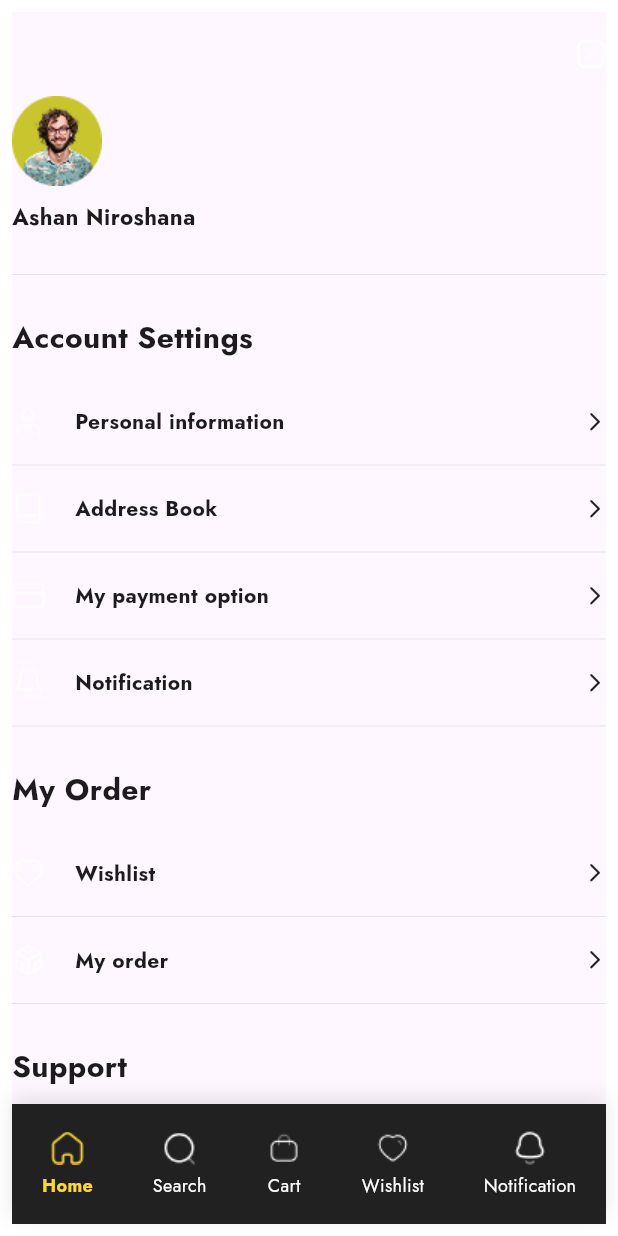
After one commit to Mostafaghozy/fashion_App, a Flutter app: the ProfileScreen screen opened directly, on a phone screen of 412 x 824 dp. The commit adds this screen. Run offline on Flutter 3.47's test engine with Material 3 defaults, Android fonts, the phone set to English and light mode, and no system bars; our stand-ins replace device_preview, flutter_svg, google_sign_in.

Commit message:
create_profile_screen

```diff
--- a/lib/Ui/screens/home/MainScreen.dart
+++ b/lib/Ui/screens/home/MainScreen.dart
@@ -7,7 +7,9 @@ import 'package:e_commerce/Ui/widgets/CustomBottomNavBar.dart';
 import 'package:flutter/material.dart';
 
 class MainScreen extends StatefulWidget {
-  const MainScreen({Key? key}) : super(key: key);
+  final int initialIndex;
+
+  const MainScreen({super.key, this.initialIndex = 0});
 
   @override
   State<MainScreen> createState() => _MainScreenState();
@@ -15,6 +17,12 @@ class MainScreen extends StatefulWidget {
 
 class _MainScreenState extends State<MainScreen> {
   int _currentIndex = 0;
+
+  @override
+  void initState() {
+    super.initState();
+    _currentIndex = widget.initialIndex;
+  }
 
   final List<Widget> _screens = [
     HomeScreen(),
--- /dev/null
+++ b/lib/Ui/screens/profile/profileScreen.dart
@@ -0,0 +1,154 @@
+import 'package:e_commerce/Ui/widgets/RowProfileWidget.dart';
+import 'package:e_commerce/Ui/widgets/CustomBottomNavBar.dart';
+import 'package:e_commerce/Ui/screens/home/MainScreen.dart';
+import 'package:flutter/material.dart';
+
+class ProfileScreen extends StatelessWidget {
+  const ProfileScreen({super.key});
+
+  @override
+  Widget build(BuildContext context) {
+    return Padding(
+      padding: const EdgeInsets.all(8),
+      child: Scaffold(
+        appBar: AppBar(
+          automaticallyImplyLeading: false,
+          actions: [
+            GestureDetector(
+              onTap: () {
+                Navigator.pop(context);
+              },
+              child: Image.asset("assets/icons/Close Square.png"),
+            ),
+          ],
+        ),
+        body: SingleChildScrollView(
+          child: Column(
+            crossAxisAlignment: CrossAxisAlignment.start,
+            children: [
+              Image.asset("assets/profile.png", width: 60),
+              SizedBox(height: 10),
+              Text(
+                "Ashan Niroshana",
+                style: TextStyle(fontWeight: FontWeight.bold, fontSize: 15),
+              ),
+              SizedBox(height: 20),
+              Divider(thickness: 0.5, color: Colors.grey.withOpacity(0.3)),
+              SizedBox(height: 20),
+              Text(
+                "Account Settings",
+                style: TextStyle(fontWeight: FontWeight.bold, fontSize: 20),
+              ),
+              SizedBox(height: 30),
+              RowProfileWidget(
+                imageAsset: 'assets/icons/user.png',
+                title: 'Personal information',
+              ),
+              SizedBox(height: 10),
+              Divider(thickness: 0.5, color: Colors.grey.withOpacity(0.3)),
+              SizedBox(height: 10),
+
+              RowProfileWidget(
+                imageAsset: 'assets/icons/book.png',
+                title: 'Address Book',
+              ),
+              SizedBox(height: 10),
+              Divider(thickness: 0.5, color: Colors.grey.withOpacity(0.3)),
+              SizedBox(height: 10),
+              RowProfileWidget(
+                imageAsset: 'assets/icons/credit-card.png',
+                title: 'My payment option',
+              ),
+              SizedBox(height: 10),
+              Divider(thickness: 0.5, color: Colors.grey.withOpacity(0.3)),
+              SizedBox(height: 10),
+              RowProfileWidget(
+                imageAsset: 'assets/icons/bell.png',
+                title: 'Notification',
+              ),
+              SizedBox(height: 10),
+              Divider(thickness: 0.5, color: Colors.grey.withOpacity(0.3)),
+              SizedBox(height: 20),
+              Text(
+                "My Order",
+                style: TextStyle(fontWeight: FontWeight.bold, fontSize: 20),
+              ),
+              SizedBox(height: 30),
+              RowProfileWidget(
+                imageAsset: 'assets/icons/Heart.png',
+                title: 'Wishlist',
+              ),
+              SizedBox(height: 10),
+              Divider(thickness: 0.5, color: Colors.grey.withOpacity(0.3)),
+              SizedBox(height: 10),
+              RowProfileWidget(
+                imageAsset: 'assets/icons/codesandbox.png',
+                title: 'My order',
+              ),
+              SizedBox(height: 10),
+              Divider(thickness: 0.5, color: Colors.grey.withOpacity(0.3)),
+              SizedBox(height: 20),
+              /////////////////////////////
+              Text(
+                "Support",
+                style: TextStyle(fontWeight: FontWeight.bold, fontSize: 20),
+              ),
+              SizedBox(height: 30),
+              RowProfileWidget(
+                imageAsset: 'assets/icons/help-circle.png',
+                title: 'Get help',
+              ),
+              SizedBox(height: 10),
+              Divider(thickness: 0.5, color: Colors.grey.withOpacity(0.3)),
+              SizedBox(height: 10),
+              RowProfileWidget(
+                imageAsset: 'assets/icons/activity.png',
+                title: 'Order Tracking',
+              ),
+              SizedBox(height: 10),
+              Divider(thickness: 0.5, color: Colors.grey.withOpacity(0.3)),
+              SizedBox(height: 10),
+              RowProfileWidget(
+                imageAsset: 'assets/icons/edit-3.png',
+                title: 'Give us feedback',
+              ),
+              SizedBox(height: 10),
+              Divider(thickness: 0.5, color: Colors.grey.withOpacity(0.3)),
+              SizedBox(height: 20),
+              Text(
+                "Legal",
+                style: TextStyle(fontWeight: FontWeight.bold, fontSize: 20),
+              ),
+              SizedBox(height: 30),
+              RowProfileWidget(
+                imageAsset: 'assets/icons/Shield Done.png',
+                title: 'Term & conditions',
+              ),
+              SizedBox(height: 10),
+              Divider(thickness: 0.5, color: Colors.grey.withOpacity(0.3)),
+              SizedBox(height: 10),
+              RowProfileWidget(
+                imageAsset: 'assets/icons/shield.png',
+                title: 'Privacy policy',
+              ),
+              SizedBox(height: 10),
+              Divider(thickness: 0.5, color: Colors.grey.withOpacity(0.3)),
+              SizedBox(height: 20),
+            ],
+          ),
+        ),
+        bottomNavigationBar: CustomBottomNavBar(
+          currentIndex: 0,
+          onTap: (index) {
+            Navigator.pushReplacement(
+              context,
+              MaterialPageRoute(
+                builder: (context) => MainScreen(initialIndex: index),
+              ),
+            );
+          },
+        ),
+      ),
+    );
+  }
+}
--- a/lib/Ui/widgets/CollectionsFilterBar.dart
+++ b/lib/Ui/widgets/CollectionsFilterBar.dart
@@ -78,7 +78,7 @@ class _CollectionsFilterBarState extends State<CollectionsFilterBar> {
                 context: context,
                 isScrollControlled: true,
                 backgroundColor: Colors.transparent,
-                builder: (ctx) => const HomeFilterSheet(),
+                builder: (ctx) => const HomeFilterSheet(), //filterSheet
               );
             },
           ),
--- /dev/null
+++ b/lib/Ui/widgets/RowProfileWidget.dart
@@ -0,0 +1,25 @@
+import 'package:flutter/material.dart';
+
+class RowProfileWidget extends StatelessWidget {
+  final String imageAsset;
+  final String title;
+
+  const RowProfileWidget({
+    super.key,
+    required this.imageAsset,
+    required this.title,
+  });
+
+  @override
+  Widget build(BuildContext context) {
+    return Row(
+      children: [
+        Image.asset(imageAsset),
+        const SizedBox(width: 20),
+        Text(title, style: const TextStyle(fontWeight: FontWeight.w600)),
+        const Spacer(),
+        const Icon(Icons.arrow_forward_ios_rounded, size: 15),
+      ],
+    );
+  }
+}
--- a/lib/Ui/widgets/appbarCustomWidget.dart
+++ b/lib/Ui/widgets/appbarCustomWidget.dart
@@ -1,5 +1,6 @@
 import 'package:flutter/material.dart';
 import 'package:flutter_svg/svg.dart';
+import 'package:e_commerce/Ui/screens/profile/profileScreen.dart';
 
 class AppBarCustomWidget extends StatelessWidget
     implements PreferredSizeWidget {
@@ -25,7 +26,15 @@ class AppBarCustomWidget extends StatelessWidget
       actions: [
         Padding(
           padding: const EdgeInsets.all(8.0),
-          child: Image.asset("assets/personProfile.png"),
+          child: GestureDetector(
+            onTap: () {
+              Navigator.push(
+                context,
+                MaterialPageRoute(builder: (context) => const ProfileScreen()),
+              );
+            },
+            child: Image.asset("assets/personProfile.png"),
+          ),
         ),
       ],
     );
```
Also changed, not shown: assets/icons/Close Square.png (added), assets/icons/Shield Done.png (added), assets/icons/activity.png (added), assets/icons/bell.png (added), assets/icons/book.png (added), assets/icons/codesandbox.png (added), assets/icons/credit-card.png (added), assets/icons/edit-3.png (added), assets/icons/help-circle.png (added), assets/icons/shield.png (added), assets/icons/user.png (added), assets/profile.png (added).
